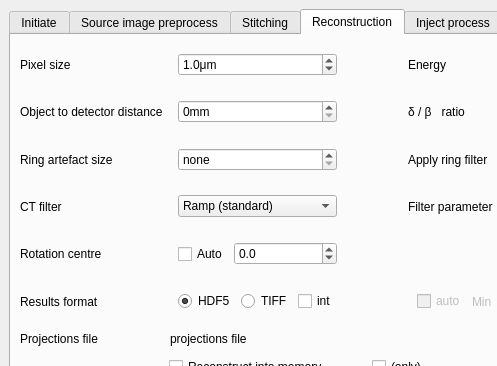
Old version of the form share/imblproc/imbl-ui.ui in the repository AustralianSynchrotron/imblproc; both pictures show x 0 to 497 and y 0 to 366 of the 793 by 477 pixel window.
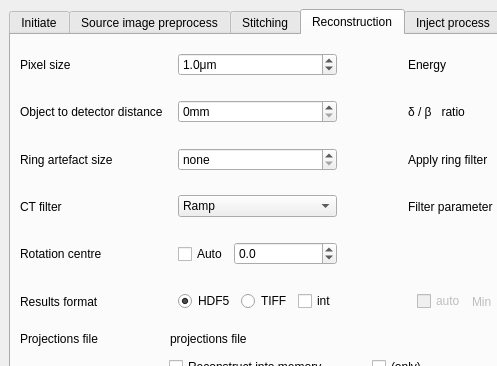
New version of the form. The open tabs and pages were chosen to show the change. Icons and pictures are not drawn.

```diff
--- a/share/imblproc/imbl-ui.ui
+++ b/share/imblproc/imbl-ui.ui
@@ -1569,7 +1569,7 @@
              </item>
              <item>
               <property name="text">
-               <string>Ramp (standard)</string>
+               <string>Ramp</string>
               </property>
              </item>
              <item>
```
Left out of the diff: 119 changed lines with no effect on the pictures.
